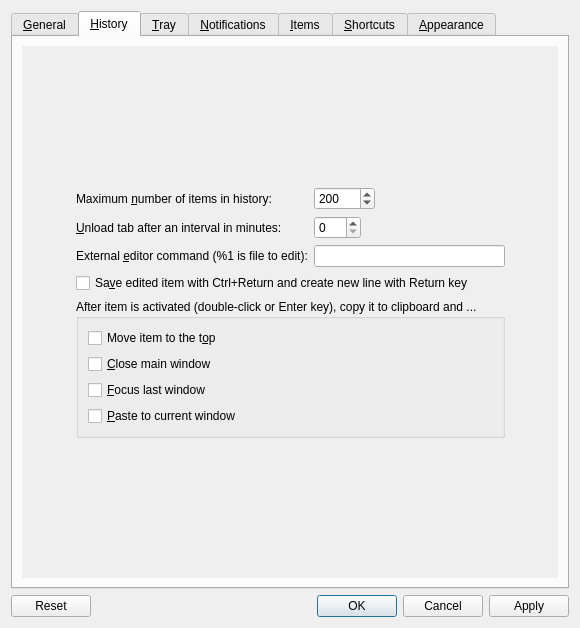
Before: the Qt Designer form src/ui/configurationmanager.ui in hluk/CopyQ, drawn with Qt 5.
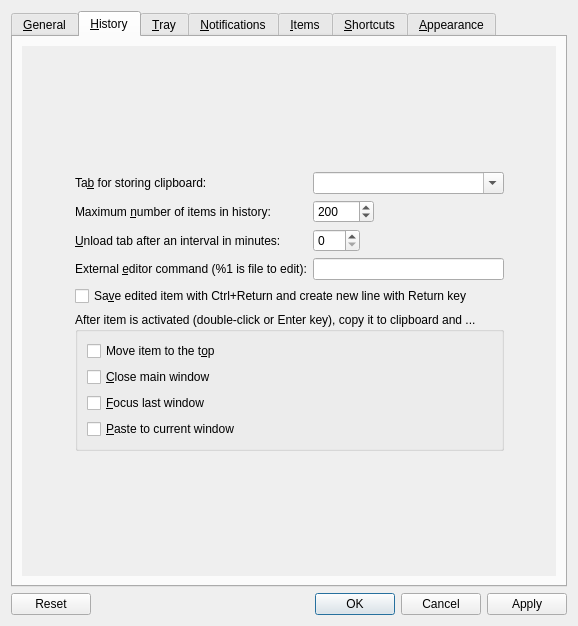
After: the same form once the commit is applied. The open tabs and pages were chosen to show the change. Custom widgets are drawn as their Qt base class.

Commit message: Allow user to choose tab for storing clipboard

Patch:
```diff
--- a/src/ui/configurationmanager.ui
+++ b/src/ui/configurationmanager.ui
@@ -6,8 +6,8 @@
    <rect>
     <x>0</x>
     <y>0</y>
-    <width>580</width>
-    <height>628</height>
+    <width>578</width>
+    <height>626</height>
    </rect>
   </property>
   <property name="minimumSize">
@@ -451,7 +451,7 @@
            <rect>
             <x>0</x>
             <y>0</y>
-            <width>552</width>
+            <width>550</width>
             <height>544</height>
            </rect>
           </property>
@@ -489,7 +489,7 @@
                <property name="fieldGrowthPolicy">
                 <enum>QFormLayout::AllNonFixedFieldsGrow</enum>
                </property>
-               <item row="0" column="0">
+               <item row="1" column="0">
                 <widget class="QLabel" name="label_4">
                  <property name="text">
                   <string>Maximum &amp;number of items in history:</string>
@@ -499,7 +499,7 @@
                  </property>
                 </widget>
                </item>
-               <item row="0" column="1">
+               <item row="1" column="1">
                 <layout class="QHBoxLayout" name="horizontalLayout_7">
                  <item>
                   <widget class="QSpinBox" name="spinBoxItems">
@@ -529,7 +529,7 @@
                  </item>
                 </layout>
                </item>
-               <item row="1" column="0">
+               <item row="2" column="0">
                 <widget class="QLabel" name="label_3">
                  <property name="text">
                   <string>&amp;Unload tab after an interval in minutes:</string>
@@ -539,7 +539,7 @@
                  </property>
                 </widget>
                </item>
-               <item row="1" column="1">
+               <item row="2" column="1">
                 <layout class="QHBoxLayout" name="horizontalLayout_2">
                  <item>
                   <widget class="QSpinBox" name="spinBoxExpireTab">
@@ -568,7 +568,7 @@
                  </item>
                 </layout>
                </item>
-               <item row="2" column="0">
+               <item row="3" column="0">
                 <widget class="QLabel" name="label_6">
                  <property name="text">
                   <string>External &amp;editor command (%1 is file to edit):</string>
@@ -578,7 +578,7 @@
                  </property>
                 </widget>
                </item>
-               <item row="2" column="1">
+               <item row="3" column="1">
                 <widget class="QLineEdit" name="lineEditEditor">
                  <property name="toolTip">
                   <string>External editor command (%1 is file to edit).
@@ -593,6 +593,28 @@
                  </property>
                 </widget>
                </item>
+               <item row="0" column="0">
+                <widget class="QLabel" name="label_2">
+                 <property name="text">
+                  <string>Ta&amp;b for storing clipboard:</string>
+                 </property>
+                 <property name="buddy">
+                  <cstring>comboBoxClipboardTab</cstring>
+                 </property>
+                </widget>
+               </item>
+               <item row="0" column="1">
+                <widget class="QComboBox" name="comboBoxClipboardTab">
+                 <property name="toolTip">
+                  <string>Name of tab that will automatically store new clipboard content.
+
+Leave empty to disable automatic storing.</string>
+                 </property>
+                 <property name="editable">
+                  <bool>true</bool>
+                 </property>
+                </widget>
+               </item>
               </layout>
              </item>
              <item>
```
Left out of the diff: 7 changed lines with no effect on the pictures. The commit also changes 4 other files.
